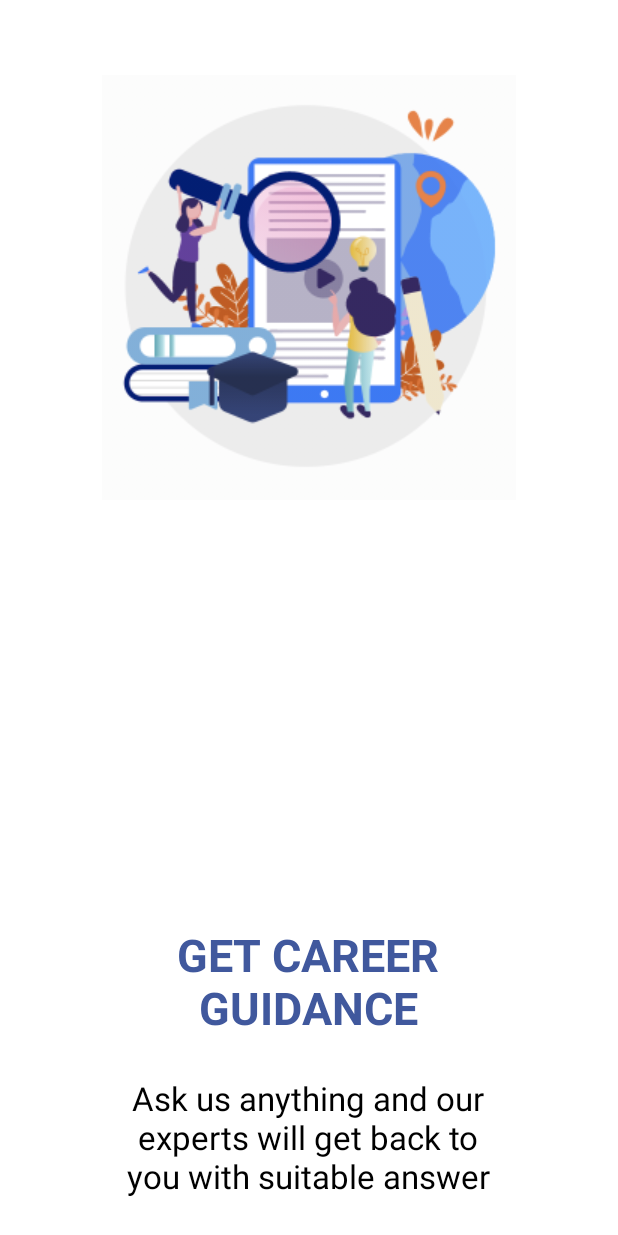
After one commit to a4abs/collegeNinja, an Android app: the IntroActivity screen opened directly, with no data from a screen before it, on a phone screen of 412 x 824 dp. The commit adds this screen. Run offline under Robolectric (Android 15) with nearby library versions, the phone set to English and light mode, and no system bars.

Commit message:
Added App walkthrough of the app

```diff
--- /dev/null
+++ b/app/src/main/java/com/collegeninja/college/activity/IntroActivity.java
@@ -0,0 +1,28 @@
+package com.collegeninja.college.activity;
+
+import android.content.Intent;
+import android.support.v4.view.ViewPager;
+import android.support.v7.app.AppCompatActivity;
+import android.os.Bundle;
+import android.util.Log;
+import android.view.View;
+
+import com.collegeninja.college.adapter.IntroAdapter;
+import com.fdscollege.college.R;
+
+public class IntroActivity extends AppCompatActivity {
+    private ViewPager mViewPager;
+    @Override
+    protected void onCreate(Bundle savedInstanceState) {
+        super.onCreate(savedInstanceState);
+        setContentView(R.layout.activity_intro);
+
+        mViewPager = (ViewPager) findViewById(R.id.intro_viewpager);
+
+        mViewPager.setAdapter(new IntroAdapter(getSupportFragmentManager()));
+
+
+
+
+    }
+}
--- a/app/src/main/java/com/collegeninja/college/activity/SelectGradeActivity.java
+++ b/app/src/main/java/com/collegeninja/college/activity/SelectGradeActivity.java
@@ -53,7 +53,7 @@ public class SelectGradeActivity extends AppCompatActivity {
         if (name.equalsIgnoreCase("student")) {
             grade.setText("Please specify the grade you are in?");
         } else {
-            grade.setText("Which grade is \\n your kid in?");
+            grade.setText("Which grade is\nyour kid in?");
         }
 
         loadGradeData();
--- a/app/src/main/java/com/collegeninja/college/activity/SplashActivity.java
+++ b/app/src/main/java/com/collegeninja/college/activity/SplashActivity.java
@@ -27,11 +27,12 @@ public class SplashActivity extends AppCompatActivity {
                         String token = pref.getString("token", "");
 
                         if(token.length() > 10){
-                            Intent i=new Intent(getBaseContext(),LandingActivity.class);
+                            //Intent i=new Intent(getBaseContext(),LandingActivity.class);
+                            Intent i=new Intent(getBaseContext(),IntroActivity.class);
                             startActivity(i);
                             finish();
                         }else{
-                            Intent i=new Intent(getBaseContext(),IntroOneActivity.class);
+                            Intent i=new Intent(getBaseContext(),IntroActivity.class);
                             startActivity(i);
                             finish();
                         }
--- /dev/null
+++ b/app/src/main/java/com/collegeninja/college/adapter/IntroAdapter.java
@@ -0,0 +1,29 @@
+package com.collegeninja.college.adapter;
+
+import android.graphics.Color;
+import android.support.v4.app.Fragment;
+import android.support.v4.app.FragmentManager;
+import android.support.v4.app.FragmentPagerAdapter;
+
+import com.collegeninja.college.fragment.IntroFragment;
+
+public class IntroAdapter extends FragmentPagerAdapter {
+    public IntroAdapter(FragmentManager fm) {
+        super(fm);
+    }
+
+    @Override
+    public Fragment getItem(int position) {
+        switch (position) {
+            case 0:
+                return IntroFragment.newInstance(Color.parseColor("#03A9F4"), position); // blue
+            default:
+                return IntroFragment.newInstance(Color.parseColor("#4CAF50"), position); // green
+        }
+    }
+
+    @Override
+    public int getCount() {
+        return 3;
+    }
+}
--- /dev/null
+++ b/app/src/main/java/com/collegeninja/college/fragment/IntroFragment.java
@@ -0,0 +1,79 @@
+package com.collegeninja.college.fragment;
+
+import android.content.Intent;
+import android.os.Bundle;
+import android.support.annotation.NonNull;
+import android.support.annotation.Nullable;
+import android.support.v4.app.Fragment;
+import android.util.Log;
+import android.view.DragEvent;
+import android.view.LayoutInflater;
+import android.view.View;
+import android.view.ViewGroup;
+import android.widget.FrameLayout;
+
+import com.collegeninja.college.activity.SelectTypeActivity;
+import com.fdscollege.college.R;
+
+public class IntroFragment extends Fragment {
+    private static final String BACKGROUND_COLOR = "backgroundColor";
+    private static final String PAGE = "page";
+    private int mBackgroundColor, mPage;
+
+    public static IntroFragment newInstance(int backgroundColor, int page) {
+        IntroFragment frag = new IntroFragment();
+        Bundle b = new Bundle();
+        b.putInt(BACKGROUND_COLOR, backgroundColor);
+        b.putInt(PAGE, page);
+        frag.setArguments(b);
+        return frag;
+    }
+
+    @Override
+    public void onCreate(@Nullable Bundle savedInstanceState) {
+        super.onCreate(savedInstanceState);
+
+        if (!getArguments().containsKey(BACKGROUND_COLOR))
+            throw new RuntimeException("Fragment must contain a \"" + BACKGROUND_COLOR + "\" argument!");
+        mBackgroundColor = getArguments().getInt(BACKGROUND_COLOR);
+
+        if (!getArguments().containsKey(PAGE))
+            throw new RuntimeException("Fragment must contain a \"" + PAGE + "\" argument!");
+        mPage = getArguments().getInt(PAGE);
+    }
+
+    @Nullable
+    @Override
+    public View onCreateView(@NonNull LayoutInflater inflater, @Nullable ViewGroup container, @Nullable Bundle savedInstanceState) {
+        int layoutResId = 0;
+        switch (mPage) {
+            case 0:
+                layoutResId = R.layout.intro_fragment_career_guide_layout;
+                break;
+            case 1:
+                layoutResId = R.layout.intro_fragment_college_layout;
+                break;
+            case 2:
+                layoutResId = R.layout.intro_fragment_news_layout;
+                break;
+            default:
+                layoutResId = R.layout.intro_fragment_college_layout;
+        }
+
+        // Inflate the layout resource file
+        View view = getActivity().getLayoutInflater().inflate(layoutResId, container, false);
+
+        view.setOnClickListener(new View.OnClickListener() {
+            @Override
+            public void onClick(View view) {
+                Intent i=new Intent(getActivity(),SelectTypeActivity.class);
+                startActivity(i);
+            }
+        });
+
+        // Set the current page index as the View's tag (useful in the PageTransformer)
+        view.setTag(mPage);
+
+        return view;
+    }
+}
--- /dev/null
+++ b/app/src/main/res/layout/activity_intro.xml
@@ -0,0 +1,7 @@
+<?xml version="1.0" encoding="utf-8"?>
+<android.support.v4.view.ViewPager
+    xmlns:android="http://schemas.android.com/apk/res/android"
+    android:id="@+id/intro_viewpager"
+    android:layout_width="match_parent"
+    android:layout_height="match_parent"
+    />
--- a/app/src/main/res/layout/activity_select_stream.xml
+++ b/app/src/main/res/layout/activity_select_stream.xml
@@ -21,7 +21,7 @@
         android:gravity="center_horizontal"
         android:layout_width="match_parent"
         android:layout_height="wrap_content"
-        android:text="Which stream is \n your kid pursuing? "/>
+        android:text="Which stream is\nyour kid pursuing? "/>
 
     <android.support.v7.widget.RecyclerView
         android:id="@+id/recyclerView"
--- /dev/null
+++ b/app/src/main/res/layout/intro_fragment_career_guide_layout.xml
@@ -0,0 +1,55 @@
+<?xml version="1.0" encoding="utf-8"?>
+<FrameLayout xmlns:android="http://schemas.android.com/apk/res/android"
+    android:id="@+id/intro_background"
+    android:background="@color/colorWhite"
+    android:layout_width="match_parent"
+    android:layout_height="match_parent">
+
+    <RelativeLayout
+        android:layout_width="match_parent"
+        android:layout_height="match_parent">
+
+
+        <ImageView
+            android:id="@+id/computer"
+            android:layout_width="wrap_content"
+            android:layout_height="wrap_content"
+            android:layout_centerHorizontal="true"
+            android:layout_marginTop="50dp"
+            android:scaleType="fitXY"
+            android:src="@drawable/intro_top" />
+
+        <TextView
+            android:id="@+id/description"
+           android:layout_above="@+id/title"
+            android:layout_width="wrap_content"
+            android:layout_height="wrap_content"
+            android:text="GET CAREER\nGUIDANCE"
+            android:gravity="center"
+            android:layout_centerHorizontal="true"
+            android:textColor="@color/colorPrimary"
+            android:layout_gravity="bottom|center"
+            android:maxEms="18"
+            android:textStyle="bold"
+            android:layout_marginLeft="32dp"
+            android:layout_marginRight="32dp"
+            android:layout_marginBottom="25dp"
+            android:textSize="30sp"/>
+
+        <TextView
+            android:id="@+id/title"
+            android:layout_alignParentBottom="true"
+            android:layout_width="250dp"
+            android:layout_height="wrap_content"
+            android:text="Ask us anything and our experts will get back to you with suitable answer"
+            android:gravity="center"
+            android:textColor="#000000"
+            android:layout_centerHorizontal="true"
+            android:layout_marginLeft="40dp"
+            android:layout_marginRight="40dp"
+            android:layout_marginBottom="25dp"
+            android:textSize="22sp"/>
+
+    </RelativeLayout>
+
+</FrameLayout>
--- a/app/src/main/res/values/dimens.xml
+++ b/app/src/main/res/values/dimens.xml
@@ -7,5 +7,6 @@
     <dimen name="fab_margin">16dp</dimen>
     <dimen name="item_offset">5dp</dimen>
     <dimen name="sc_normal_text_size">14sp</dimen>
+    <dimen name="article_padding">15dp</dimen>
 
 </resources>
```
Also changed, not shown: app/src/main/AndroidManifest.xml (+61 -41 lines), app/src/main/res/layout/activity_article_detail.xml (+4 -4 lines), app/src/main/res/layout/intro_fragment_college_layout.xml (added, +55 -0 lines), app/src/main/res/layout/intro_fragment_news_layout.xml (added, +55 -0 lines), app/src/main/res/layout/intro_layout.xml (added, +7 -0 lines).
